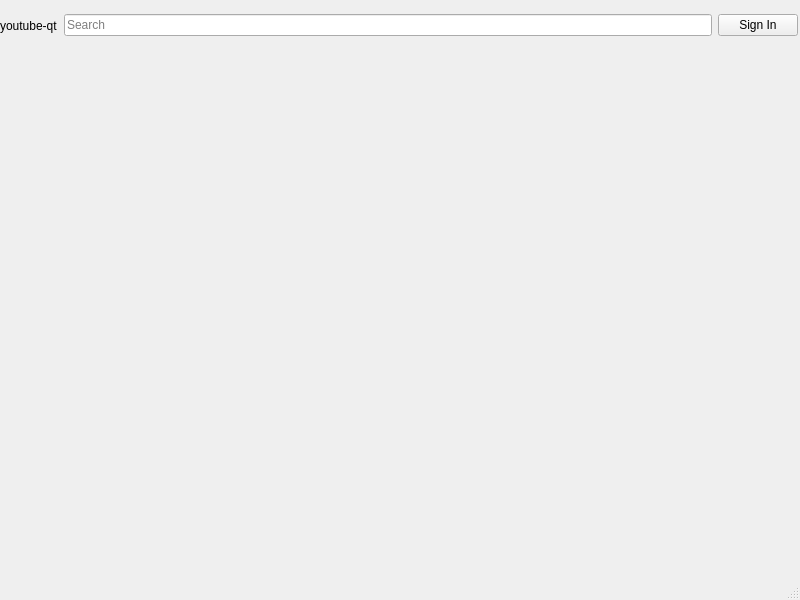
First picture: the form in mainwindow.ui, repository BowDown097/QtTube, before the edit.
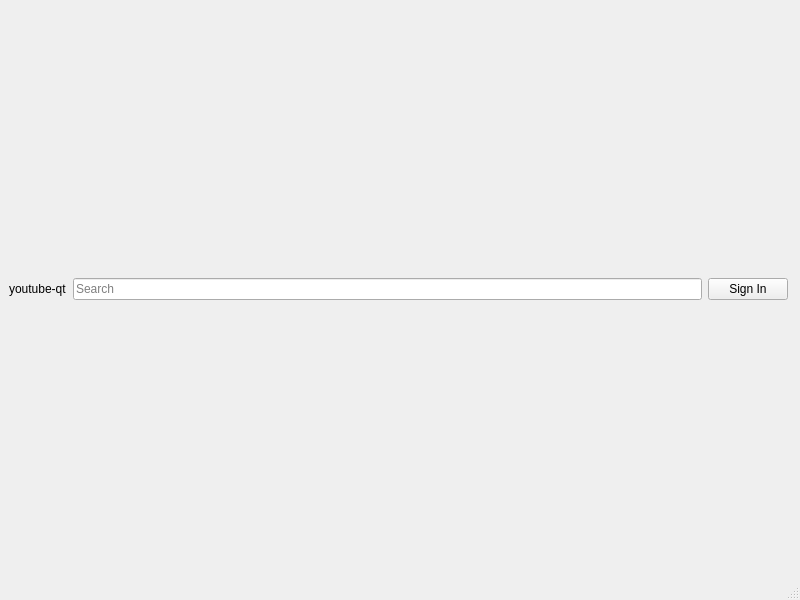
Second picture: the form after the edit.

```diff
--- a/mainwindow.ui
+++ b/mainwindow.ui
@@ -14,15 +14,8 @@
    <string>youtube-qt</string>
   </property>
   <widget class="QWidget" name="centralwidget">
-   <widget class="QWidget" name="horizontalLayoutWidget">
-    <property name="geometry">
-     <rect>
-      <x>0</x>
-      <y>0</y>
-      <width>801</width>
-      <height>51</height>
-     </rect>
-    </property>
+   <layout class="QGridLayout" name="gridLayout_2">
+    <item row="0" column="0">
     <layout class="QHBoxLayout" name="horizontalLayout">
      <property name="rightMargin">
       <number>3</number>
@@ -49,18 +42,11 @@
       </widget>
      </item>
     </layout>
-   </widget>
-   <widget class="QWidget" name="gridLayoutWidget">
-    <property name="geometry">
-     <rect>
-      <x>0</x>
-      <y>50</y>
-      <width>801</width>
-      <height>491</height>
-     </rect>
-    </property>
-    <layout class="QGridLayout" name="gridLayout"/>
-   </widget>
+    </item>
+    <item row="1" column="0">
+     <layout class="QGridLayout" name="homeVideosLayout"/>
+    </item>
+   </layout>
   </widget>
   <widget class="QMenuBar" name="menubar">
    <property name="geometry">
```
Lines whose indentation alone changed are shown as unchanged.
